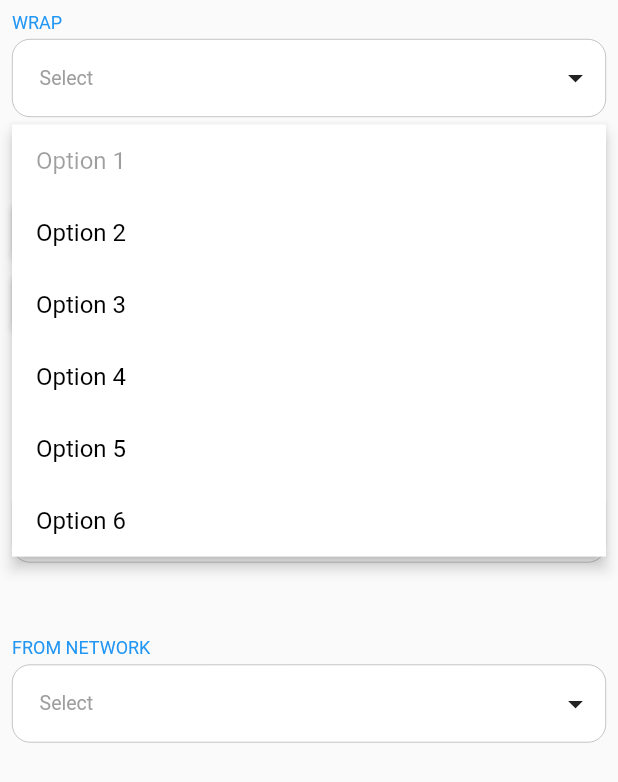
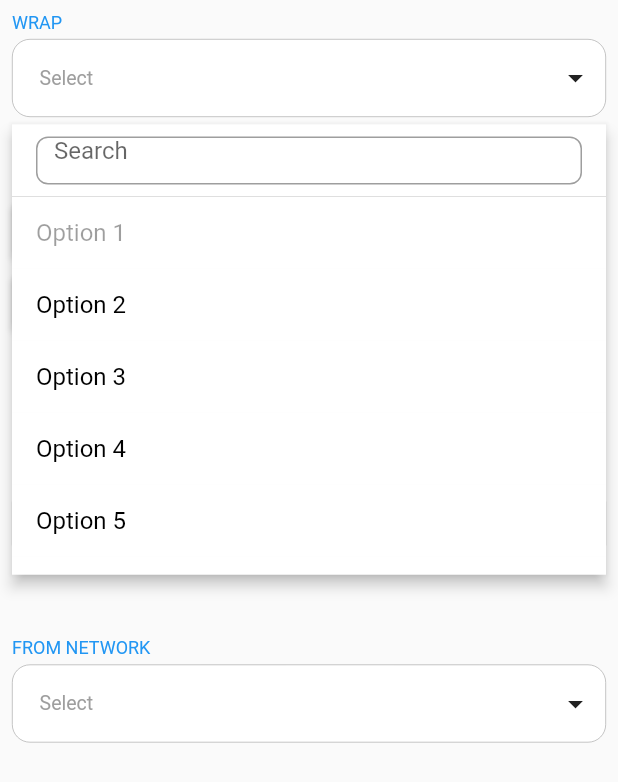
Before and after one commit to oi-narendra/multiselect-dropdown, a Flutter app: the screen it shows after launch, after a tap on "Select", on a phone screen of 412 x 824 dp. Shown: the top 782 px of the screen. Run offline on Flutter 3.47's test engine with Material 2 defaults, Android fonts, the phone set to English and light mode, and no system bars; network calls fail.

Commit message:
added search input field

```diff
--- a/example/lib/main.dart
+++ b/example/lib/main.dart
@@ -67,6 +67,7 @@ class _MyHomePageState extends State<MyHomePage> {
               onOptionSelected: (options) {
                 debugPrint(options.toString());
               },
+              searchEnabled: true,
               options: const <ValueItem>[
                 ValueItem(label: 'Option 1', value: '1'),
                 ValueItem(label: 'Option 2', value: '2'),
--- a/lib/multiselect_dropdown.dart
+++ b/lib/multiselect_dropdown.dart
@@ -82,6 +82,10 @@ class MultiSelectDropDown extends StatefulWidget {
   /// Controller for the dropdown
   /// [controller] is the controller for the dropdown. It can be used to programmatically open and close the dropdown.
   final MultiSelectController? controller;
+
+  /// Enable search
+  /// [searchEnabled] is the flag to enable search in dropdown. It is used to show search bar in dropdown.
+  final bool searchEnabled;
 
   /// MultiSelectDropDown is a widget that allows the user to select multiple options from a list of options. It is a dropdown that allows the user to select multiple options.
   ///
@@ -220,7 +224,8 @@ class MultiSelectDropDown extends StatefulWidget {
       this.showClearIcon = true,
       this.maxItems,
       this.focusNode,
-      this.controller})
+      this.controller,
+      this.searchEnabled = false})
       : networkConfig = null,
         responseParser = null,
         responseErrorBuilder = null,
@@ -231,8 +236,8 @@ class MultiSelectDropDown extends StatefulWidget {
   /// [responseParser] is the parser that is used to parse the response from the network call.
   /// [responseErrorBuilder] is the builder that is used to build the error widget when the network call fails.
 
-  const MultiSelectDropDown.network({
-    Key? key,
+  const MultiSelectDropDown.network(
+      {Key? key,
       required this.networkConfig,
       required this.responseParser,
       this.responseErrorBuilder,
@@ -270,7 +275,8 @@ class MultiSelectDropDown extends StatefulWidget {
       this.maxItems,
       this.focusNode,
       this.controller,
-  })  : options = const [],
+      this.searchEnabled = false})
+      : options = const [],
         super(key: key);
 
   @override
@@ -665,6 +671,8 @@ class _MultiSelectDropDownState extends State<MultiSelectDropDown> {
       List<ValueItem> options = _options;
       List<ValueItem> selectedOptions = [..._selectedOptions];
 
+      final FocusNode focusNode = FocusNode();
+
       return StatefulBuilder(builder: ((context, dropdownState) {
         return Stack(
           children: [
@@ -684,6 +692,45 @@ class _MultiSelectDropDownState extends State<MultiSelectDropDown> {
                   child: Container(
                     constraints: BoxConstraints.loose(
                         Size(size.width, widget.dropdownHeight)),
+                    child: Column(
+                      mainAxisSize: MainAxisSize.min,
+                      children: [
+                        if (widget.searchEnabled) ...[
+                          GestureDetector(
+                            onTap: () {
+                              focusNode.requestFocus();
+                            },
+                            child: Container(
+                              color:
+                                  widget.optionsBackgroundColor ?? Colors.white,
+                              padding: const EdgeInsets.symmetric(
+                                  horizontal: 16, vertical: 8),
+                              height: 48,
+                              child: TextFormField(
+                                focusNode: focusNode,
+                                decoration: InputDecoration(
+                                  hintText: 'Search',
+                                  border: OutlineInputBorder(
+                                    borderRadius: BorderRadius.circular(8),
+                                  ),
+                                ),
+                                onChanged: (value) {
+                                  dropdownState(() {
+                                    options = _options
+                                        .where((element) => element.label
+                                            .toLowerCase()
+                                            .contains(value.toLowerCase()))
+                                        .toList();
+                                  });
+                                },
+                              ),
+                            ),
+                          ),
+                          const Divider(
+                            height: 0,
+                          ),
+                        ],
+                        Expanded(
                           child: ListView.separated(
                             separatorBuilder: (context, index) {
                               return widget.optionSeparator ??
@@ -694,9 +741,28 @@ class _MultiSelectDropDownState extends State<MultiSelectDropDown> {
                             itemCount: options.length,
                             itemBuilder: (context, index) {
                               final option = options[index];
-                        final isSelected = selectedOptions.contains(option);
-                        final primaryColor = Theme.of(context).primaryColor;
+                              final isSelected =
+                                  selectedOptions.contains(option);
+                              final primaryColor =
+                                  Theme.of(context).primaryColor;
 
+                              return _buildOption(option, primaryColor,
+                                  isSelected, dropdownState, selectedOptions);
+                            },
+                          ),
+                        ),
+                      ],
+                    ),
+                  )),
+            ),
+          ],
+        );
+      }));
+    });
+  }
+
+  ListTile _buildOption(ValueItem option, Color primaryColor, bool isSelected,
+      StateSetter dropdownState, List<ValueItem> selectedOptions) {
     return ListTile(
         title: Text(option.label,
             style: widget.optionTextStyle ??
@@ -705,16 +771,13 @@ class _MultiSelectDropDownState extends State<MultiSelectDropDown> {
                 )),
         textColor: Colors.black,
         focusColor: Colors.red,
-                            selectedColor:
-                                widget.selectedOptionTextColor ?? primaryColor,
+        selectedColor: widget.selectedOptionTextColor ?? primaryColor,
         selected: isSelected,
         autofocus: true,
         dense: true,
-                            tileColor:
-                                widget.optionsBackgroundColor ?? Colors.white,
+        tileColor: widget.optionsBackgroundColor ?? Colors.white,
         selectedTileColor:
-                                widget.selectedOptionBackgroundColor ??
-                                    Colors.grey.shade200,
+            widget.selectedOptionBackgroundColor ?? Colors.grey.shade200,
         enabled: !_disabledOptions.contains(option),
         onTap: () {
           if (widget.selectionType == SelectionType.multi) {
@@ -726,11 +789,9 @@ class _MultiSelectDropDownState extends State<MultiSelectDropDown> {
                 _selectedOptions.remove(option);
               });
             } else {
-                                  final bool hasReachMax =
-                                      widget.maxItems == null
+              final bool hasReachMax = widget.maxItems == null
                   ? false
-                                          : (_selectedOptions.length + 1) >
-                                              widget.maxItems!;
+                  : (_selectedOptions.length + 1) > widget.maxItems!;
               if (hasReachMax) return;
 
               dropdownState(() {
@@ -754,22 +815,12 @@ class _MultiSelectDropDownState extends State<MultiSelectDropDown> {
 
           if (_controller != null) {
             _controller!.value._selectedOptions.clear();
-                                _controller!.value._selectedOptions
-                                    .addAll(_selectedOptions);
+            _controller!.value._selectedOptions.addAll(_selectedOptions);
           }
 
           widget.onOptionSelected?.call(_selectedOptions);
         },
-                            trailing:
-                                _getSelectedIcon(isSelected, primaryColor));
-                      },
-                    ),
-                  )),
-            ),
-          ],
-        );
-      }));
-    });
+        trailing: _getSelectedIcon(isSelected, primaryColor));
   }
 
   /// Make a request to the provided url.
@@ -939,9 +990,8 @@ class _MultiSelectDropDownState extends State<MultiSelectDropDown> {
 
 /// MultiSelect Controller class.
 /// This class is used to control the state of the MultiSelectDropdown widget.
-/// This is just abstract class. The implementation of this class is in the MultiSelectDropdown class.
+/// This is just base class. The implementation of this class is in the MultiSelectController class.
 /// The implementation of this class is hidden from the user.
-/// The implmentation of this class is in the MultiSelectDropdown class.
 class _MultiSelectController {
   final List<ValueItem> _disabledOptions = [];
   final List<ValueItem> _options = [];
```
Lines whose indentation alone changed are shown as unchanged.
